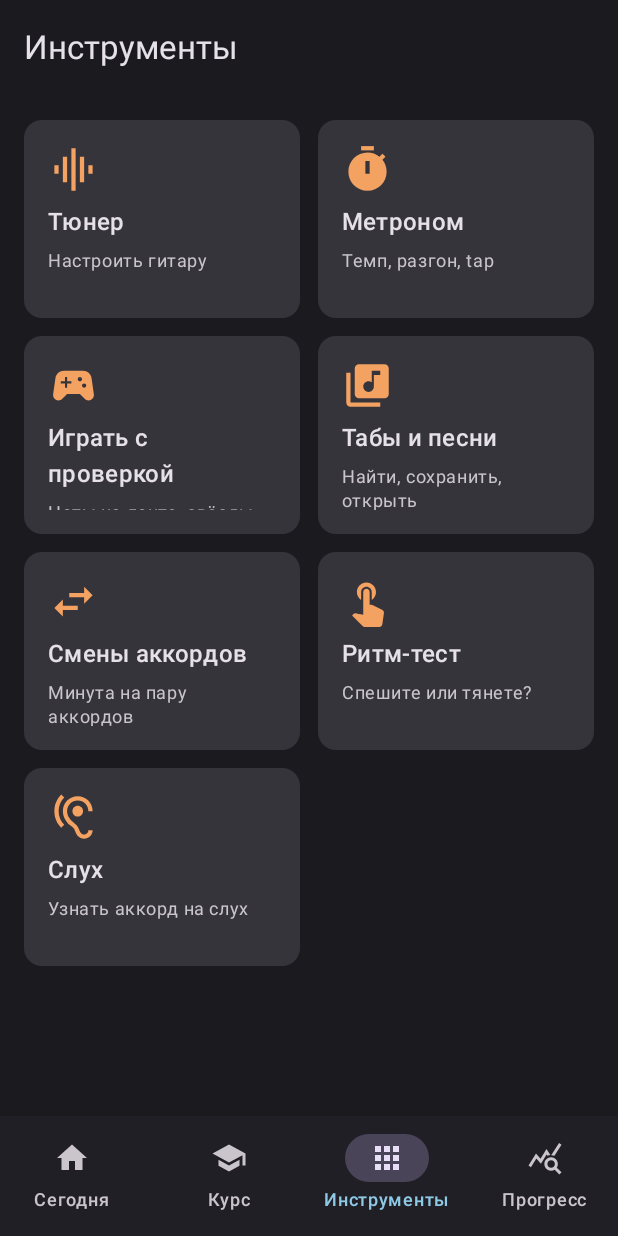
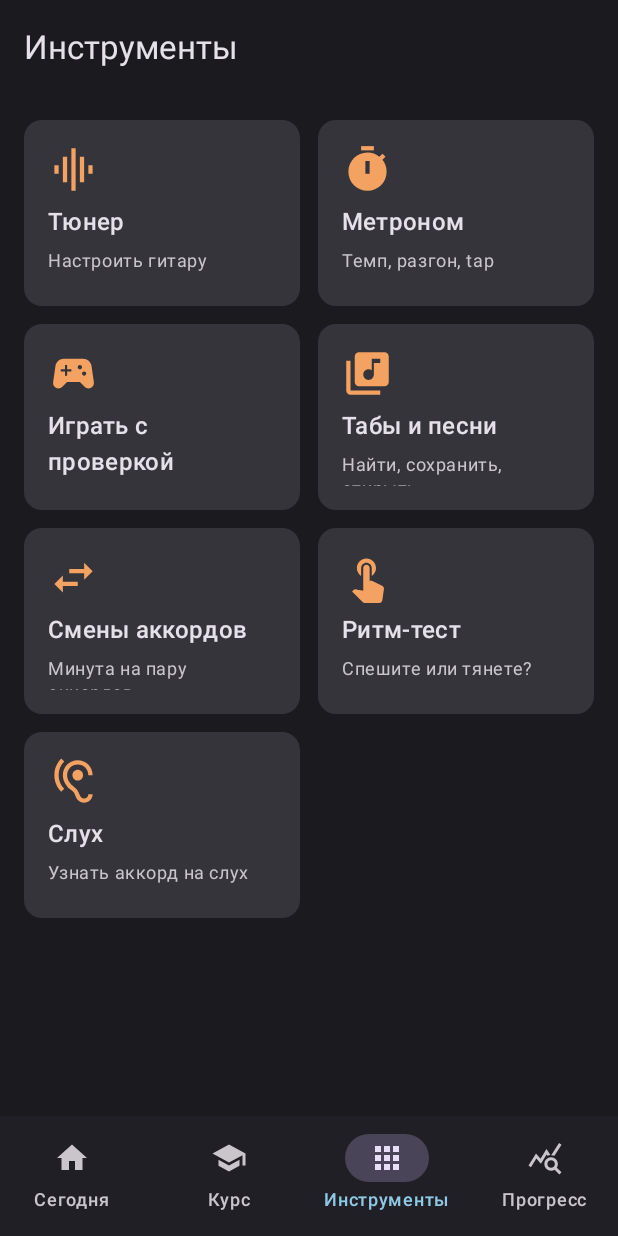
Before and after one commit to staschig-dotcom/staschig, an Android app built with Jetpack Compose: the ToolsScreen screen opened through its navigation route, on a phone screen of 412 x 824 dp. Run offline under Robolectric (Android 15) with nearby library versions, the phone set to English and light mode, and no system bars.

Commit message:
Landscape polish: level cards in a row, adaptive tools grid, smaller step title; safer instruction splitting
Co-Authored-By: Claude Opus 5.5 <noreply@anthropic.com>
Claude-Session: https://claude.ai/code/session_012wU8LoY91iKtqTZMJCPi6s

```diff
--- a/app/src/main/java/ru/staschig/guitar/ui/screens/LessonScreen.kt
+++ b/app/src/main/java/ru/staschig/guitar/ui/screens/LessonScreen.kt
@@ -203,7 +203,7 @@ fun LessonScreen(
             StepProgress(index + 1, total, Modifier.padding(horizontal = 16.dp))
             Text(
                 if (step == null) "Настройте гитару" else "${stepName(step.kind)}: ${step.title}",
-                style = MaterialTheme.typography.titleLarge,
+                style = if (wide) MaterialTheme.typography.titleMedium else MaterialTheme.typography.titleLarge,
                 fontWeight = FontWeight.Bold,
                 modifier = Modifier.padding(horizontal = 16.dp, vertical = 8.dp),
             )
--- a/app/src/main/java/ru/staschig/guitar/ui/screens/OnboardingScreen.kt
+++ b/app/src/main/java/ru/staschig/guitar/ui/screens/OnboardingScreen.kt
@@ -7,6 +7,9 @@ import androidx.compose.foundation.layout.Arrangement
 import androidx.compose.foundation.layout.Column
 import androidx.compose.foundation.layout.ExperimentalLayoutApi
 import androidx.compose.foundation.layout.FlowRow
+import androidx.compose.foundation.layout.IntrinsicSize
+import androidx.compose.foundation.layout.Row
+import androidx.compose.foundation.layout.fillMaxHeight
 import androidx.compose.foundation.layout.Spacer
 import androidx.compose.foundation.layout.fillMaxSize
 import androidx.compose.foundation.layout.fillMaxWidth
@@ -86,10 +89,10 @@ private fun LevelStep(store: AppStore) {
         Level.INTERMEDIATE to "Играю аккорды и бой, хочу баррэ, перебор и соло",
         Level.ADVANCED to "Уверенно играю, хочу скорость, импровизацию и сложные пьесы",
     )
-    options.forEach { (level, text) ->
+    val card: @Composable (Level, String, Modifier) -> Unit = { level, text, modifier ->
         val selected = store.settings.level == level
         Card(
-            modifier = Modifier.fillMaxWidth().clickable { store.updateSettings { it.copy(level = level) } },
+            modifier = modifier.clickable { store.updateSettings { it.copy(level = level) } },
             border = if (selected) BorderStroke(2.dp, MaterialTheme.colorScheme.primary) else null,
             colors = CardDefaults.cardColors(
                 containerColor = if (selected) MaterialTheme.colorScheme.primaryContainer else MaterialTheme.colorScheme.surfaceVariant,
@@ -100,6 +103,14 @@ private fun LevelStep(store: AppStore) {
                 Text(text, style = MaterialTheme.typography.bodyMedium)
             }
         }
+    }
+    if (isWide()) {
+        // Лёжа — три карточки в ряд, чтобы все были видны сразу.
+        Row(Modifier.fillMaxWidth().height(IntrinsicSize.Min), horizontalArrangement = Arrangement.spacedBy(10.dp)) {
+            options.forEach { (level, text) -> card(level, text, Modifier.weight(1f).fillMaxHeight()) }
+        }
+    } else {
+        options.forEach { (level, text) -> card(level, text, Modifier.fillMaxWidth()) }
     }
 }
 
--- a/app/src/main/java/ru/staschig/guitar/ui/screens/ToolsScreen.kt
+++ b/app/src/main/java/ru/staschig/guitar/ui/screens/ToolsScreen.kt
@@ -50,13 +50,13 @@ fun ToolsScreen(onOpen: (String) -> Unit) {
     Column(Modifier.fillMaxSize()) {
         TopAppBar(title = { Text("Инструменты") })
         LazyVerticalGrid(
-            columns = GridCells.Fixed(2),
+            columns = GridCells.Adaptive(minSize = 170.dp), // 2 колонки в портрете, 4 — лёжа
             contentPadding = PaddingValues(16.dp),
             horizontalArrangement = Arrangement.spacedBy(12.dp),
             verticalArrangement = Arrangement.spacedBy(12.dp),
         ) {
             items(tools, key = { it.route }) { t ->
-                Card(Modifier.fillMaxWidth().height(132.dp).clickable { onOpen(t.route) }) {
+                Card(Modifier.fillMaxWidth().height(124.dp).clickable { onOpen(t.route) }) {
                     Column(Modifier.padding(16.dp), verticalArrangement = Arrangement.spacedBy(6.dp)) {
                         Icon(t.icon, null, Modifier.size(34.dp), tint = MaterialTheme.colorScheme.primary)
                         Text(t.title, style = MaterialTheme.typography.titleMedium)
```
Also changed, not shown: app/src/main/java/ru/staschig/guitar/ui/screens/Common.kt (+5 -2 lines).
